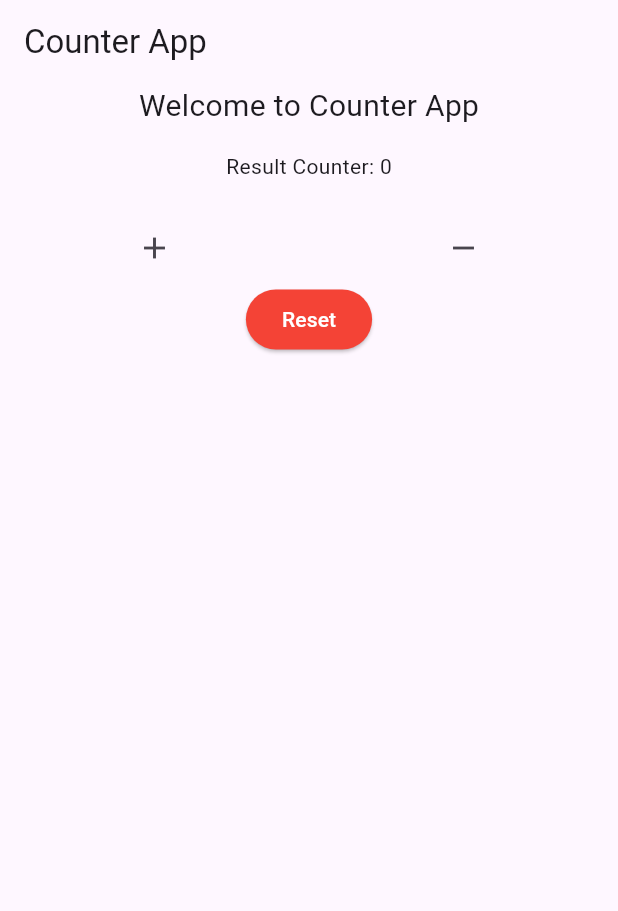
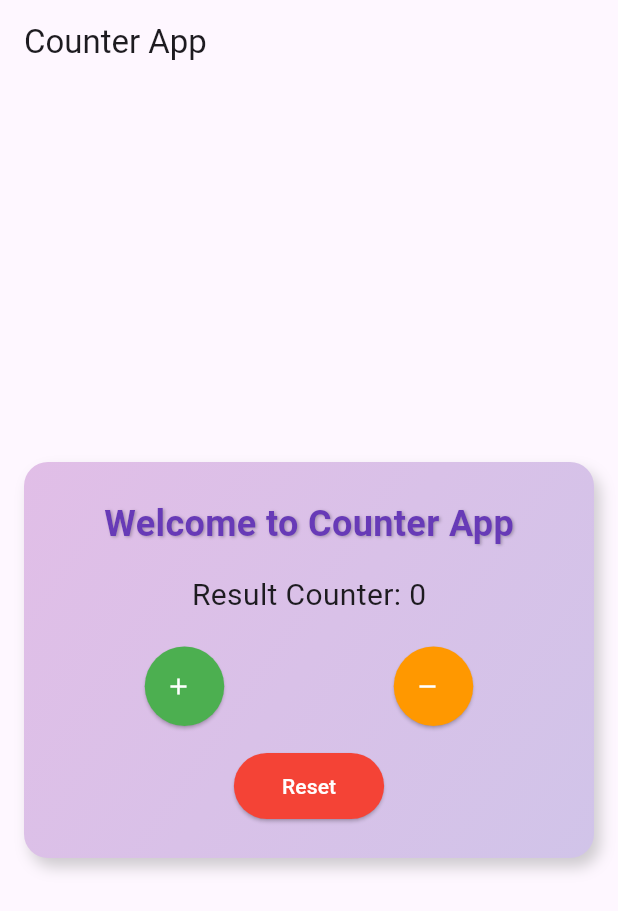
Before and after one commit to Atiimubeen/counter_app_flutter, a Flutter app: the screen it shows after launch, on a phone screen of 412 x 824 dp. Shown: the top 911 px of the screen. Run offline on Flutter 3.47's test engine with Material 3 defaults, Android fonts, the phone set to English and light mode, and no system bars; Roboto replaces fonts that are missing (Arial).

Commit message:
Make better UI

```diff
--- a/lib/main.dart
+++ b/lib/main.dart
@@ -54,30 +54,87 @@ class _CounterApp extends State<CounterApp> {
   Widget build(BuildContext context) {
     return Scaffold(
       appBar: AppBar(title: Text('Counter App')),
-      body: Column(
+      body: Center(
+        child: Container(
+          margin: EdgeInsets.all(16),
+          padding: EdgeInsets.all(24),
+          decoration: BoxDecoration(
+            gradient: LinearGradient(
+              colors: [Colors.purple.shade100, Colors.deepPurple.shade100],
+              begin: Alignment.topLeft,
+              end: Alignment.bottomRight,
+            ),
+            borderRadius: BorderRadius.circular(16),
+            boxShadow: [
+              BoxShadow(
+                color: Colors.grey.withOpacity(0.5),
+                blurRadius: 8,
+                offset: Offset(4, 6),
+              ),
+            ],
+          ),
+          child: Column(
+            mainAxisSize: MainAxisSize.min,
             children: [
-          Text("Welcome to Counter App", style: TextStyle(fontSize: 20)),
+              Text(
+                "Welcome to Counter App",
+                style: TextStyle(
+                  fontSize: 24,
+                  fontWeight: FontWeight.bold,
+                  fontFamily: 'Arial',
+                  color: Colors.deepPurple,
+                  shadows: [
+                    Shadow(
+                      offset: Offset(1, 1),
+                      blurRadius: 2,
+                      color: Colors.black26,
+                    ),
+                  ],
+                ),
+              ),
               SizedBox(height: 16),
-          Text("Result Counter: $counter"),
+              Text("Result Counter: $counter", style: TextStyle(fontSize: 20)),
               SizedBox(height: 20),
               Row(
                 mainAxisAlignment: MainAxisAlignment.spaceAround,
                 children: [
-              IconButton(onPressed: increment, icon: Icon(Icons.add)),
-              IconButton(onPressed: decrement, icon: Icon(Icons.remove)),
+                  ElevatedButton.icon(
+                    onPressed: increment,
+                    label: Text(""),
+                    icon: Icon(Icons.add, color: Colors.white),
+                    style: ElevatedButton.styleFrom(
+                      backgroundColor: Colors.green,
+                      shape: CircleBorder(),
+                      padding: EdgeInsets.all(16),
+                    ),
+                  ),
+                  ElevatedButton.icon(
+                    onPressed: decrement,
+                    label: Text(""),
+                    icon: Icon(Icons.remove, color: Colors.white),
+                    style: ElevatedButton.styleFrom(
+                      backgroundColor: Colors.orange,
+                      shape: CircleBorder(),
+                      padding: EdgeInsets.all(16),
+                    ),
+                  ),
                 ],
               ),
-
+              SizedBox(height: 16),
               ElevatedButton(
                 onPressed: reset,
                 child: Text("Reset"),
                 style: ElevatedButton.styleFrom(
                   backgroundColor: Colors.red,
                   foregroundColor: Colors.white,
+                  shape: StadiumBorder(),
+                  padding: EdgeInsets.symmetric(horizontal: 32, vertical: 12),
                 ),
               ),
             ],
           ),
+        ),
+      ),
     );
   }
 }
```
Lines whose indentation alone changed are shown as unchanged.
